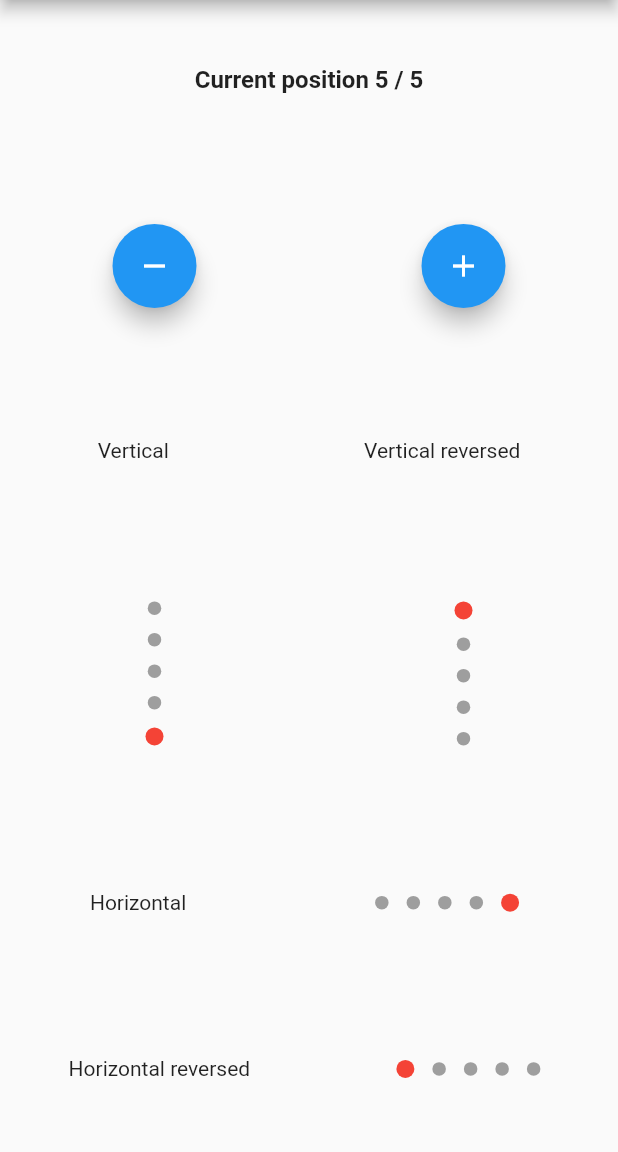
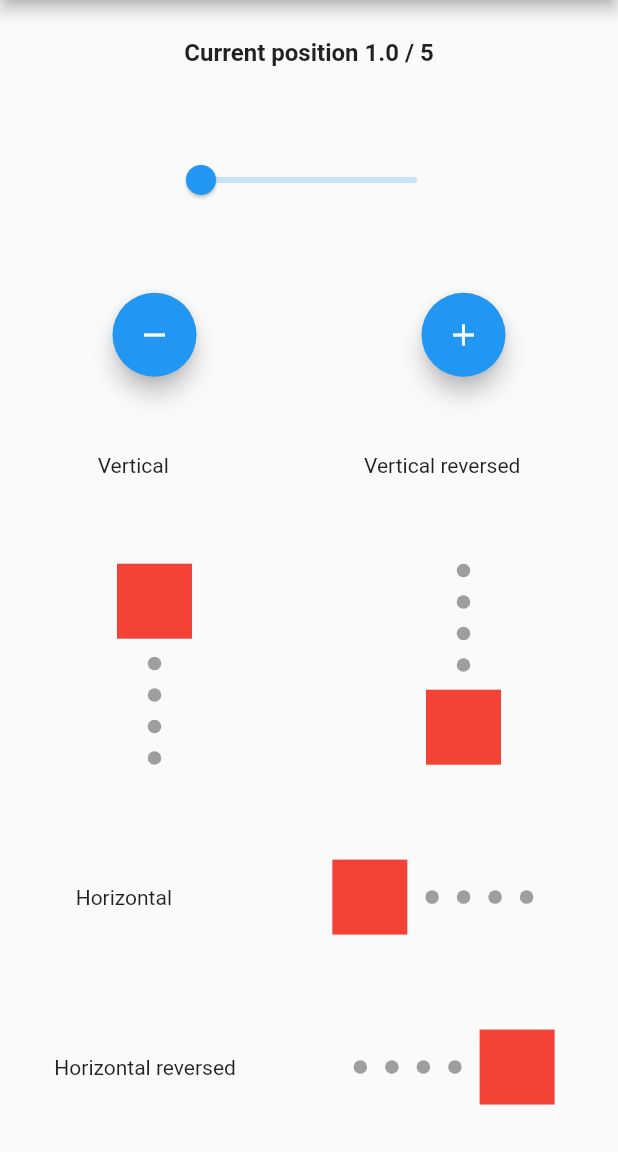
Before and after one commit to Pyozer/dots_indicator, a Flutter app: the screen it shows after launch, after a tap on the "remove" icon, on a phone screen of 412 x 824 dp, the part 84-1236 px from its top. Run offline on Flutter 3.47's test engine with Material 2 defaults, Android fonts, the phone set to English and light mode, and no system bars.

Commit message:
change position to Double

```diff
--- a/example/lib/main.dart
+++ b/example/lib/main.dart
@@ -1,3 +1,5 @@
+import 'dart:math';
+
 import 'package:flutter/material.dart';
 import 'package:dots_indicator/dots_indicator.dart';
 
@@ -10,15 +12,15 @@ class MyApp extends StatefulWidget {
 
 class _MyAppState extends State<MyApp> {
   final _totalDots = 5;
-  int _currentPosition = 0;
+  double _currentPosition = 0;
 
-  int _validPosition(int position) {
+  double _validPosition(double position) {
     if (position >= _totalDots) return 0;
-    if (position < 0) return _totalDots - 1;
+    if (position < 0) return _totalDots - 1.0;
     return position;
   }
 
-  void _updatePosition(int position) {
+  void _updatePosition(double position) {
     setState(() => _currentPosition = _validPosition(position));
   }
 
@@ -32,9 +34,9 @@ class _MyAppState extends State<MyApp> {
   @override
   Widget build(BuildContext context) {
     const decorator = DotsDecorator(
-      activeColor: Colors.red,
-      activeSize: Size.square(12.0),
-    );
+        activeColor: Colors.red,
+        activeSize: Size.square(50.0),
+        activeShape: RoundedRectangleBorder());
 
     return MaterialApp(
       home: Scaffold(
@@ -51,13 +53,21 @@ class _MyAppState extends State<MyApp> {
                     fontWeight: FontWeight.w600, fontSize: 16.0),
               ),
               _buildRow([
+                Slider(
+                  value: _currentPosition,
+                  max: (_totalDots - 1).toDouble(),
+                  onChanged: (value) => _updatePosition(value),
+                )
+              ]),
+              _buildRow([
                 FloatingActionButton(
                   child: Icon(Icons.remove),
-                  onPressed: () => _updatePosition(--_currentPosition),
+                  onPressed: () => _updatePosition(max(--_currentPosition, 0)),
                 ),
                 FloatingActionButton(
                   child: Icon(Icons.add),
-                  onPressed: () => _updatePosition(++_currentPosition),
+                  onPressed: () => _updatePosition(
+                      min(++_currentPosition, _totalDots.toDouble())),
                 )
               ]),
               _buildRow([
--- a/lib/src/dots_indicator.dart
+++ b/lib/src/dots_indicator.dart
@@ -1,11 +1,14 @@
 library dots_indicator;
+
+import 'dart:math';
+import 'dart:ui';
 
 import 'package:dots_indicator/src/dots_decorator.dart';
 import 'package:flutter/material.dart';
 
 class DotsIndicator extends StatelessWidget {
   final int dotsCount;
-  final int position;
+  final double position;
   final DotsDecorator decorator;
   final Axis axis;
   final bool reversed;
@@ -27,16 +30,20 @@ class DotsIndicator extends StatelessWidget {
         super(key: key);
 
   Widget _buildDot(int index) {
-    final isCurrent = index == position;
-    final size = isCurrent ? decorator.activeSize : decorator.size;
+    final state = min(1.0, (position - index).abs());
+
+    final size = Size.lerp(decorator.activeSize, decorator.size, state);
+    final color = Color.lerp(decorator.activeColor, decorator.color, state);
+    final shape =
+        ShapeBorder.lerp(decorator.activeShape, decorator.shape, state);
 
     return Container(
       width: size.width,
       height: size.height,
       margin: decorator.spacing,
       decoration: ShapeDecoration(
-        color: isCurrent ? decorator.activeColor : decorator.color,
-        shape: isCurrent ? decorator.activeShape : decorator.shape,
+        color: color,
+        shape: shape,
       ),
     );
   }
```
